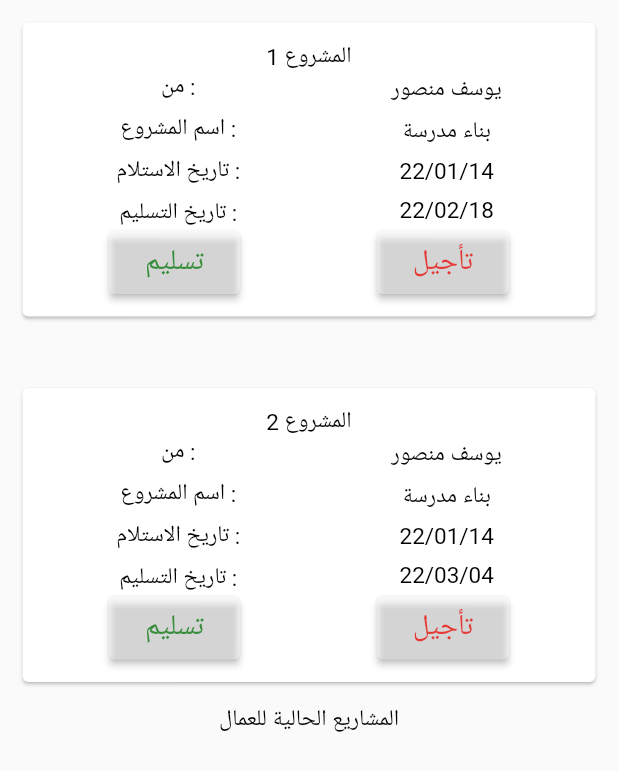
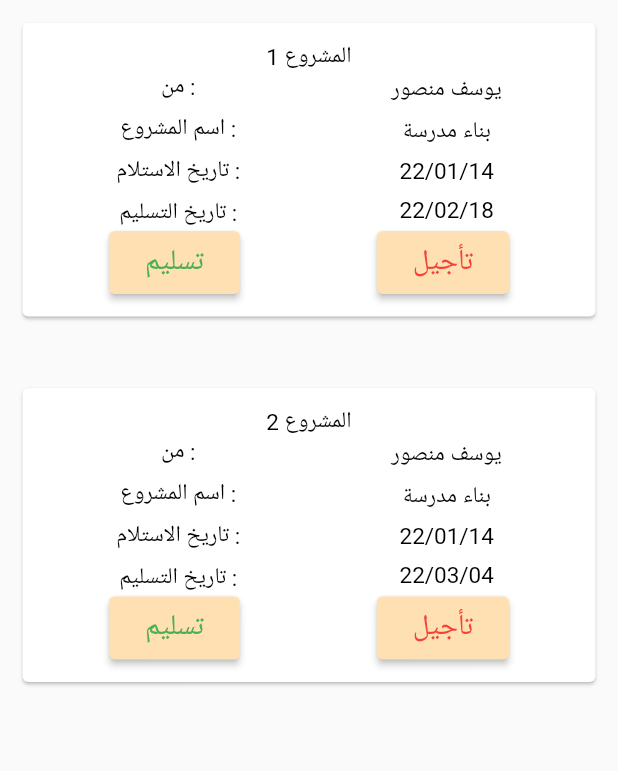
Before and after one commit to AdamMSaleh/final-project, a Flutter app: the CurrentProjectsForWorkers screen opened directly, on a phone screen of 412 x 824 dp. Shown: the top 771 px of the screen. Run offline on Flutter 3.47's test engine with Material 2 defaults, Android fonts, the phone set to English and light mode, and no system bars; our stand-ins replace cached_network_image, easy_dynamic_theme, easy_localization, flutter_blurhash, flutter_screenutil, flutter_spinkit and 7 more; missing offline and left inert: flutter_dropdown; accounts and stored records are empty; network calls fail; Roboto replaces fonts that are missing (Amiko).

Commit message:
manage work design complate

```diff
--- a/lib/Packages/Pages/Profile/workerRequirements/current_projects_for_workers.dart
+++ b/lib/Packages/Pages/Profile/workerRequirements/current_projects_for_workers.dart
@@ -43,11 +43,9 @@ class _CurrentProjectsForWorkersState extends State<CurrentProjectsForWorkers> {
                                 // crossAxisAlignment: CrossAxisAlignment.center,
                                 children: [
                                   GoBack.tx("من :"),
-
                                   SizedBox(
                                     height: sizeBoxValue,
                                   ),
-
                                   GoBack.tx("اسم المشروع :"),
                                   SizedBox(
                                     height: sizeBoxValue,
@@ -63,8 +61,6 @@ class _CurrentProjectsForWorkersState extends State<CurrentProjectsForWorkers> {
                                 // mainAxisAlignment: MainAxisAlignment.spaceAround,
                                 children: [
                                   GoBack.tx("يوسف منصور"),
-
-
                                   SizedBox(
                                     height: sizeBoxValue,
                                   ),
@@ -77,13 +73,13 @@ class _CurrentProjectsForWorkersState extends State<CurrentProjectsForWorkers> {
                                   SizedBox(
                                     height: sizeBoxValue,
                                   ),
-                                  GoBack.tx(DateFormat('yy/MM/dd')
-                                      .format(DateTime.now().add(const Duration(days: 35)))),
+                                  GoBack.tx(DateFormat('yy/MM/dd').format(
+                                      DateTime.now()
+                                          .add(const Duration(days: 35)))),
                                 ],
                               ),
                             ],
                           ),
-
                           Row(
                             mainAxisAlignment: MainAxisAlignment.spaceAround,
                             children: [
@@ -91,34 +87,40 @@ class _CurrentProjectsForWorkersState extends State<CurrentProjectsForWorkers> {
                                 style: ButtonStyle(
                                   backgroundColor:
                                       MaterialStateProperty.all<Color>(
-                                      Colors.white38),
+                                          Colors.orange.shade100),
                                 ),
                                 onPressed: () {},
                                 child: Padding(
                                   padding: EdgeInsets.all(sizeBoxValue),
-                                  child:  Text('تسليم',style:TextStyle(color: Colors.green[700],fontSize: 19,),
-
+                                  child: const Text(
+                                    'تسليم',
+                                    style: TextStyle(
+                                      color: Colors.green,
+                                      fontSize: 19,
                                     ),
                                   ),
                                 ),
-
+                              ),
                               ElevatedButton(
                                 style: ButtonStyle(
                                   backgroundColor:
                                       MaterialStateProperty.all<Color>(
-                                      Colors.white38),
+                                          Colors.orange.shade100),
                                 ),
                                 onPressed: () {},
                                 child: Padding(
                                   padding: EdgeInsets.all(sizeBoxValue),
-                                  child:  Text('تأجيل',style:TextStyle(color: Colors.red[600],fontSize: 19,),
+                                  child: const Text(
+                                    'تأجيل',
+                                    style: TextStyle(
+                                      color: Colors.red,
+                                      fontSize: 19,
+                                    ),
                                   ),
                                 ),
                               )
                             ],
                           ),
-
-
                         ],
                       ),
                     ),
@@ -148,11 +150,9 @@ class _CurrentProjectsForWorkersState extends State<CurrentProjectsForWorkers> {
                           // crossAxisAlignment: CrossAxisAlignment.center,
                           children: [
                             GoBack.tx("من :"),
-
                             SizedBox(
                               height: sizeBoxValue,
                             ),
-
                             GoBack.tx("اسم المشروع :"),
                             SizedBox(
                               height: sizeBoxValue,
@@ -168,8 +168,6 @@ class _CurrentProjectsForWorkersState extends State<CurrentProjectsForWorkers> {
                           // mainAxisAlignment: MainAxisAlignment.spaceAround,
                           children: [
                             GoBack.tx("يوسف منصور"),
-
-
                             SizedBox(
                               height: sizeBoxValue,
                             ),
@@ -177,64 +175,65 @@ class _CurrentProjectsForWorkersState extends State<CurrentProjectsForWorkers> {
                             SizedBox(
                               height: sizeBoxValue,
                             ),
-                            GoBack.tx(DateFormat('yy/MM/dd')
-                                .format(DateTime.now())),
+                            GoBack.tx(
+                                DateFormat('yy/MM/dd').format(DateTime.now())),
                             SizedBox(
                               height: sizeBoxValue,
                             ),
-                            GoBack.tx(DateFormat('yy/MM/dd')
-                                .format(DateTime.now().add(const Duration(days: 49)))),
+                            GoBack.tx(DateFormat('yy/MM/dd').format(
+                                DateTime.now().add(const Duration(days: 49)))),
                           ],
                         ),
                       ],
                     ),
-
-
                     Row(
                       mainAxisAlignment: MainAxisAlignment.spaceAround,
                       children: [
                         ElevatedButton(
                           style: ButtonStyle(
-                              backgroundColor:
-                              MaterialStateProperty.all<Color>(
-                                  Colors.white38),
+                            backgroundColor: MaterialStateProperty.all<Color>(
+                                Colors.orange.shade100),
                           ),
                           onPressed: () {},
                           child: Padding(
                             padding: EdgeInsets.all(sizeBoxValue),
-                              child:  Text('تسليم',style:TextStyle(color: Colors.green[700],fontSize: 19,),
-
+                            child: const Text(
+                              'تسليم',
+                              style: TextStyle(
+                                color: Colors.green,
+                                fontSize: 19,
                               ),
                             ),
                           ),
-
+                        ),
                         ElevatedButton(
                           style: ButtonStyle(
-                               backgroundColor:
-                               MaterialStateProperty.all<Color>(
-                                   Colors.white38),
+                            backgroundColor: MaterialStateProperty.all<Color>(
+                                Colors.orange.shade100),
                           ),
                           onPressed: () {},
                           child: Padding(
                             padding: EdgeInsets.all(sizeBoxValue),
-                               child:  Text('تأجيل',style:TextStyle(color: Colors.red[600],fontSize: 19,),
+                            child: const Text(
+                              'تأجيل',
+                              style: TextStyle(
+                                color: Colors.red,
+                                fontSize: 19,
+                              ),
                             ),
                           ),
                         )
                       ],
                     ),
-
-
-
                   ],
                 ),
               ),
             ),
-            Row(
-              mainAxisAlignment: MainAxisAlignment.center,
-              children: [
-                GoBack.tx('المشاريع الحالية للعمال'),              ],
-            ),
+            // Row(
+            //   mainAxisAlignment: MainAxisAlignment.center,
+            //   children: [
+            //     GoBack.tx('المشاريع الحالية للعمال'),              ],
+            // ),
           ],
         ),
       ),
```
Also changed, not shown: lib/Packages/Pages/Profile/workerRequirements/laborManagementForProfessionals/labor_management_for_professionals.dart (+10 -5 lines), lib/Packages/Pages/Profile/workerRequirements/list_of_payments_to_workers.dart (+12 -11 lines), lib/Packages/Pages/Profile/workerRequirements/work_requests_for_workers.dart (+15 -15 lines). Lines whose indentation alone changed are shown as unchanged.
